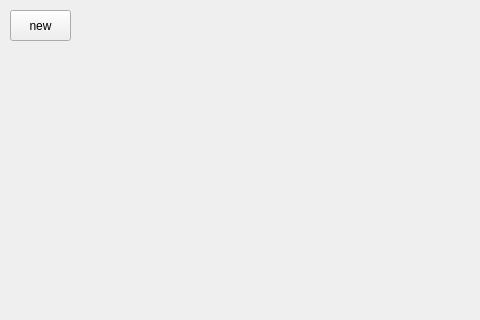
The window that ui/MainWindow.ui (blaireaucode/unbroken) describes before a commit, drawn with Qt 5; both pictures show x 0 to 480 and y 0 to 320 of the 1008 by 628 pixel window.
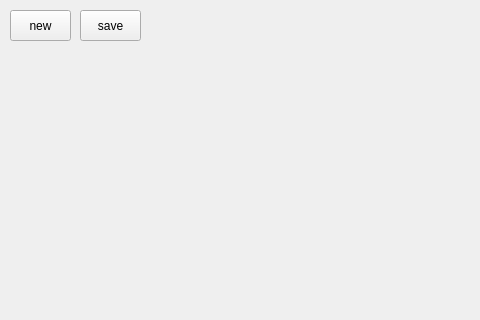
The same window after the commit. Custom widgets are drawn as their Qt base class.

What changed in the file:
```diff
--- a/ui/MainWindow.ui
+++ b/ui/MainWindow.ui
@@ -65,6 +65,27 @@
      <bool>false</bool>
     </property>
    </widget>
+   <widget class="QPushButton" name="button_save">
+    <property name="geometry">
+     <rect>
+      <x>80</x>
+      <y>10</y>
+      <width>61</width>
+      <height>31</height>
+     </rect>
+    </property>
+    <property name="font">
+     <font>
+      <kerning>true</kerning>
+     </font>
+    </property>
+    <property name="text">
+     <string>save</string>
+    </property>
+    <property name="flat">
+     <bool>false</bool>
+    </property>
+   </widget>
   </widget>
   <widget class="QStatusBar" name="statusbar"/>
  </widget>
```
